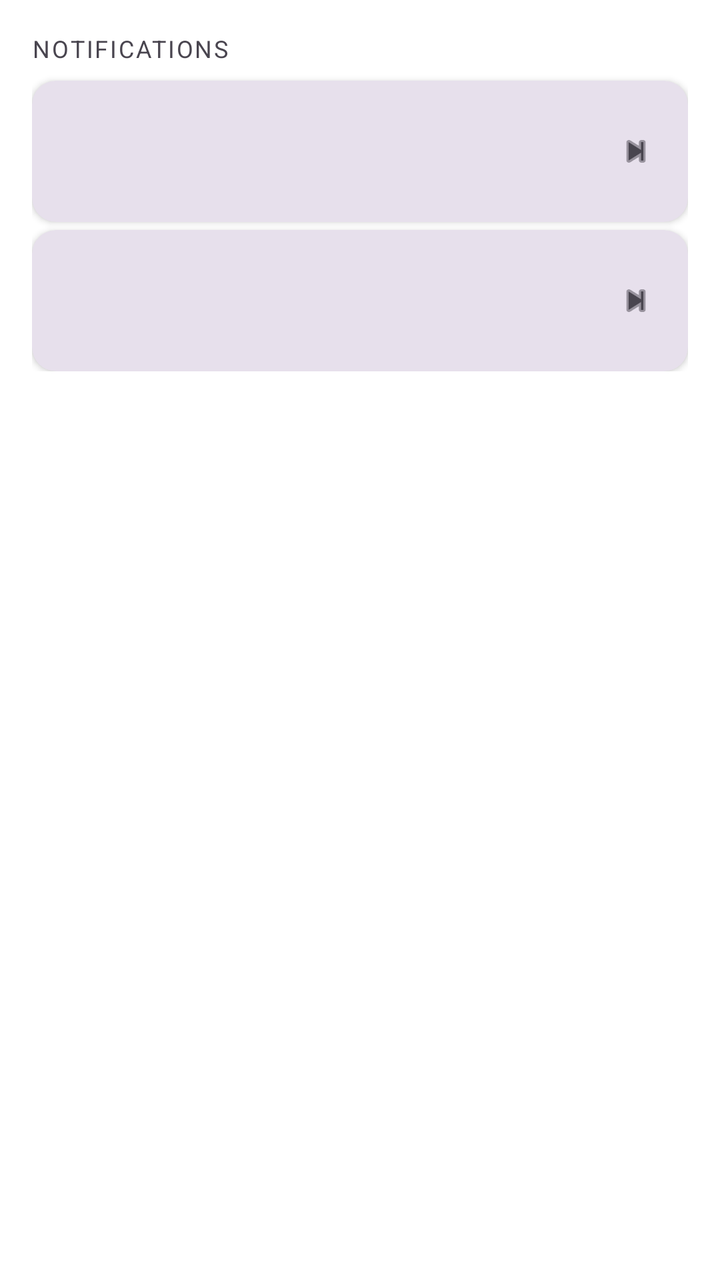
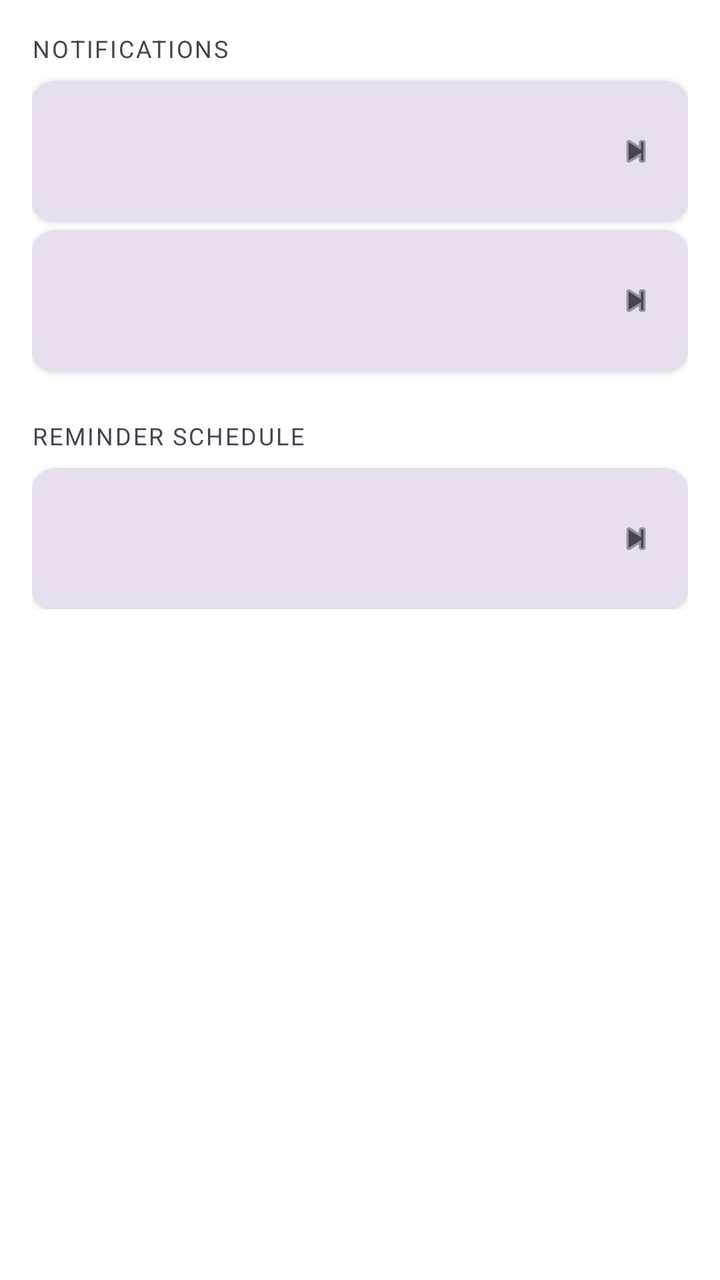

Screens rendered from an Android XML layout before and after an edit, with the pre-edit source and the edit as a unified diff.
<!-- AndroidManifest.xml: application theme Theme.WaterReminder -->
<!-- res/layout/fragment_notifications.xml -->
<?xml version="1.0" encoding="utf-8"?>
<androidx.constraintlayout.widget.ConstraintLayout xmlns:android="http://schemas.android.com/apk/res/android"
    xmlns:app="http://schemas.android.com/apk/res-auto"
    android:layout_width="match_parent"
    android:layout_height="match_parent"
    android:background="@color/page_background">

    <androidx.core.widget.NestedScrollView
        android:layout_width="0dp"
        android:layout_height="0dp"
        app:layout_constraintTop_toTopOf="parent"
        app:layout_constraintBottom_toTopOf="@id/text_app_version"
        app:layout_constraintStart_toStartOf="parent"
        app:layout_constraintEnd_toEndOf="parent">

        <LinearLayout
            android:layout_width="match_parent"
            android:layout_height="wrap_content"
            android:orientation="vertical"
            android:padding="16dp">

            <TextView
                android:layout_width="match_parent"
                android:layout_height="wrap_content"
                android:layout_marginBottom="8dp"
                android:text="@string/settings_section_notifications"
                android:textColor="?attr/colorOnSurfaceVariant"
                android:textSize="12sp"
                android:textAllCaps="true"
                android:letterSpacing="0.08" />

            <include
                android:id="@+id/row_enable_notifications"
                layout="@layout/item_settings_row"
                android:layout_width="match_parent"
                android:layout_height="wrap_content"
                android:layout_marginBottom="2dp" />

            <include
                android:id="@+id/row_stop_on_goal"
                layout="@layout/item_settings_row"
                android:layout_width="match_parent"
                android:layout_height="wrap_content"
                android:layout_marginTop="2dp" />

        </LinearLayout>

    </androidx.core.widget.NestedScrollView>

    <TextView
        android:id="@+id/text_app_version"
        android:layout_width="wrap_content"
        android:layout_height="wrap_content"
        android:layout_margin="16dp"
        android:textColor="?attr/colorOnSurfaceVariant"
        android:textSize="12sp"
        app:layout_constraintBottom_toBottomOf="parent"
        app:layout_constraintStart_toStartOf="parent" />

</androidx.constraintlayout.widget.ConstraintLayout>
<!-- res/layout/item_settings_row.xml (included above) -->
<?xml version="1.0" encoding="utf-8"?>
<androidx.cardview.widget.CardView xmlns:android="http://schemas.android.com/apk/res/android"
    xmlns:app="http://schemas.android.com/apk/res-auto"
    android:layout_width="match_parent"
    android:layout_height="wrap_content"
    app:cardCornerRadius="12dp"
    app:cardElevation="2dp"
    app:cardBackgroundColor="?attr/colorSurfaceVariant">

    <LinearLayout
        android:id="@+id/row_container"
        android:layout_width="match_parent"
        android:layout_height="wrap_content"
        android:orientation="horizontal"
        android:gravity="center_vertical"
        android:padding="16dp"
        android:background="?attr/selectableItemBackground"
        android:clickable="true"
        android:focusable="true">

        <ImageView
            android:id="@+id/row_icon"
            android:layout_width="24dp"
            android:layout_height="24dp"
            android:layout_marginEnd="16dp"
            android:tint="@color/brand_blue"
            android:importantForAccessibility="no" />

        <LinearLayout
            android:layout_width="0dp"
            android:layout_height="wrap_content"
            android:layout_weight="1"
            android:orientation="vertical">

            <TextView
                android:id="@+id/row_title"
                android:layout_width="wrap_content"
                android:layout_height="wrap_content"
                android:textColor="?attr/colorOnSurface"
                android:textSize="15sp" />

            <TextView
                android:id="@+id/row_subtitle"
                android:layout_width="wrap_content"
                android:layout_height="wrap_content"
                android:layout_marginTop="2dp"
                android:textColor="?attr/colorOnSurfaceVariant"
                android:textSize="12sp" />

        </LinearLayout>

        <ImageView
            android:id="@+id/row_chevron"
            android:layout_width="20dp"
            android:layout_height="20dp"
            android:src="@android:drawable/ic_media_next"
            android:tint="?attr/colorOnSurfaceVariant"
            android:importantForAccessibility="no" />

    </LinearLayout>

</androidx.cardview.widget.CardView>
<!-- resources referenced by this layout -->
<resources>
  <color name="brand_blue">#2196F3</color>
  <color name="page_background">#FFFFFF</color>
  <string name="settings_section_notifications">Notifications</string>
  <style name="Theme.WaterReminder" parent="Base.Theme.WaterReminder" />
  <style name="Base.Theme.WaterReminder" parent="Theme.Material3.DayNight.NoActionBar">
          
          
      </style>
</resources>

<!-- the commit's change to res/layout/fragment_notifications.xml (unified diff, before → after) -->
@@ -42,6 +42,24 @@
                 android:layout_width="match_parent"
                 android:layout_height="wrap_content"
                 android:layout_marginTop="2dp" />
+
+            
+            <TextView
+                android:layout_width="match_parent"
+                android:layout_height="wrap_content"
+                android:layout_marginTop="24dp"
+                android:layout_marginBottom="8dp"
+                android:text="@string/settings_section_reminder_schedule"
+                android:textColor="?attr/colorOnSurfaceVariant"
+                android:textSize="12sp"
+                android:textAllCaps="true"
+                android:letterSpacing="0.08" />
+
+            <include
+                android:id="@+id/row_reminder_window"
+                layout="@layout/item_settings_row"
+                android:layout_width="match_parent"
+                android:layout_height="wrap_content" />
 
         </LinearLayout>
 
<!-- resource entries referenced after the edit -->
@@ -3,6 +3,7 @@
   <color name="brand_blue">#2196F3</color>
   <color name="page_background">#FFFFFF</color>
   <string name="settings_section_notifications">Notifications</string>
+  <string name="settings_section_reminder_schedule">Reminder schedule</string>
   <style name="Theme.WaterReminder" parent="Base.Theme.WaterReminder" />
   <style name="Base.Theme.WaterReminder" parent="Theme.Material3.DayNight.NoActionBar">
           
